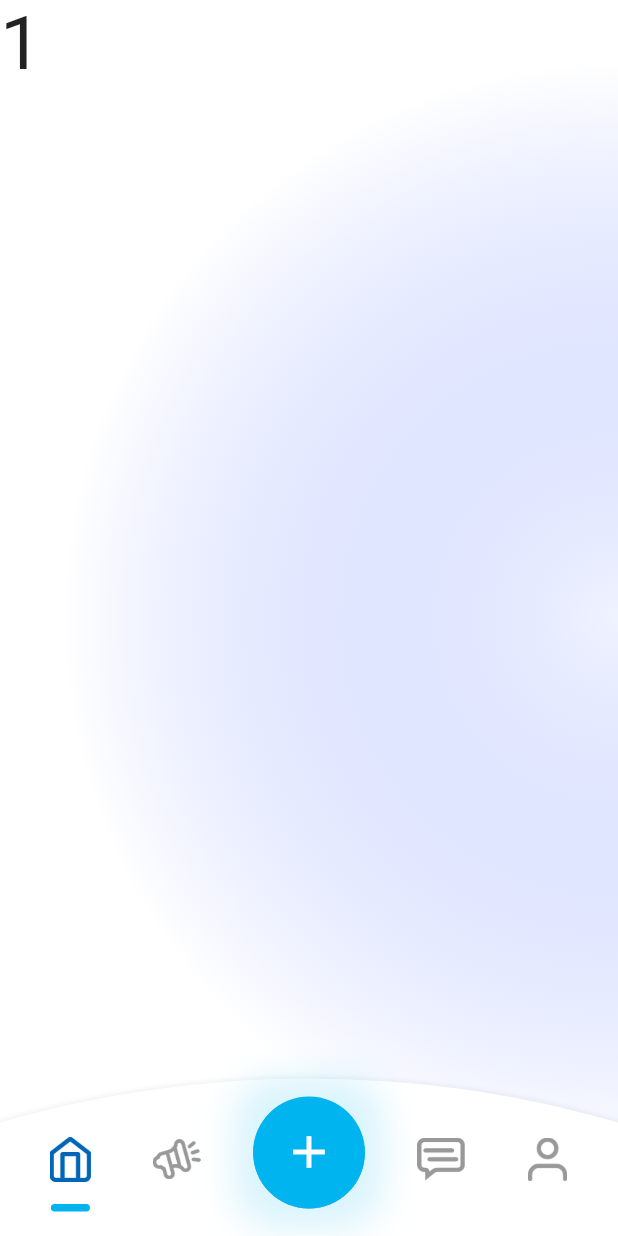
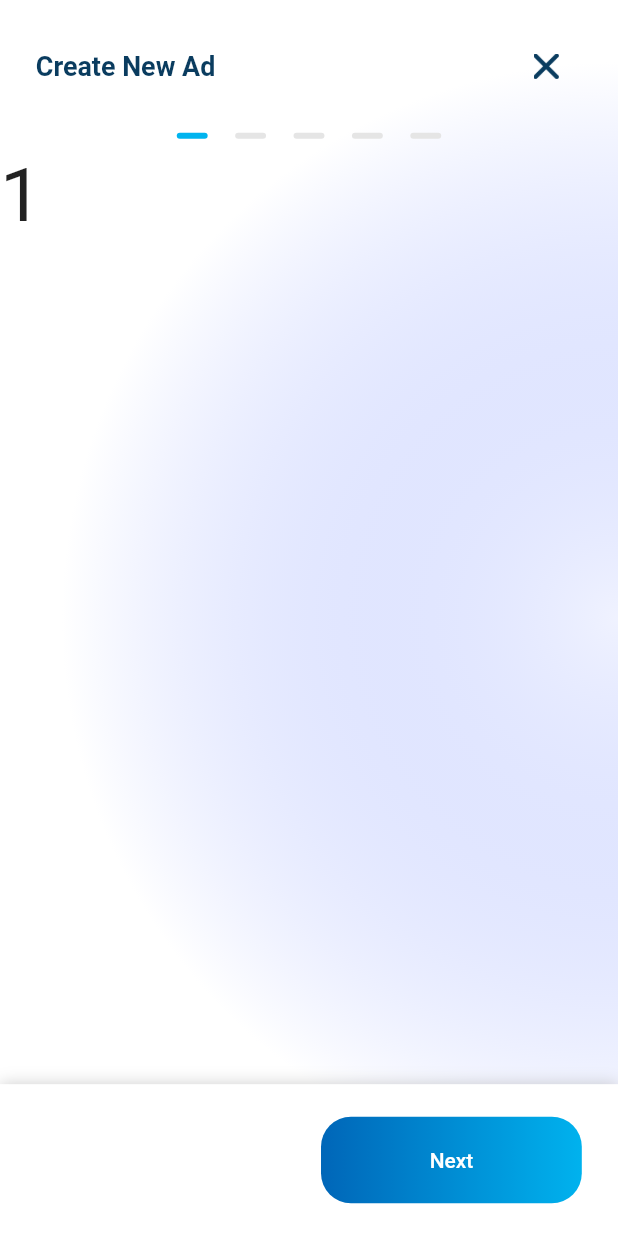
Before and after one commit to fawezz/Wasiet, a Flutter app: the screen it shows after launch, swiped to page 3, on a phone screen of 412 x 824 dp. Run offline on Flutter 3.47's test engine with Material 2 defaults, Android fonts, the phone set to English and light mode, and no system bars; our stand-ins replace flutter_screenutil, get, hexcolor, image_cropper, image_picker.

Commit message:
new Ad stepper navigation

```diff
--- /dev/null
+++ b/lib/Controllers/NewAdController.dart
@@ -0,0 +1,36 @@
+import 'package:get/get.dart';
+import 'package:flutter/material.dart';
+import 'package:hexcolor/hexcolor.dart';
+
+
+class NewAdController extends GetxController with GetSingleTickerProviderStateMixin {
+
+  final stepController = PageController(initialPage: 0);
+  var stepIndex = 0 .obs;
+  final numberOfSteps = 5;
+
+  void nextStepIndex() {
+    //print(stepIndex);
+    if(stepIndex<4){
+      stepIndex.value = stepIndex.value+1;
+      stepController.animateToPage(stepIndex.value, duration: const Duration(milliseconds: 500), curve: Curves.easeInOut);
+    }
+  }
+  void prevStepIndex() {
+    if(stepIndex>0){
+      stepIndex.value = stepIndex.value-1;
+      stepController.animateToPage(stepIndex.value, duration: const Duration(milliseconds: 500), curve: Curves.easeInOut);
+    }
+  }
+
+
+  @override
+  void onInit() {
+    super.onInit();
+  }
+
+  @override
+  void onClose() {
+    super.onClose();
+  }
+}
--- a/lib/Views/HomeNavigationView.dart
+++ b/lib/Views/HomeNavigationView.dart
@@ -6,6 +6,7 @@ import 'package:wasiet/Controllers/HomeNavController.dart';
 import 'dart:ui' as ui;
 import 'package:wasiet/Views/HomeView.dart';
 import 'package:wasiet/Views/MyAdsView.dart';
+import 'package:wasiet/Views/NewAdView.dart';
 import 'package:wasiet/Views/NotificationView.dart';
 import 'package:wasiet/Views/ProfileView.dart';
 import 'package:wasiet/Views/TestScreen1.dart';
@@ -19,7 +20,6 @@ class HomeNavigationView extends StatelessWidget {
   @override
   Widget build(BuildContext context) {
     final HomeNavController _navx = Get.put(HomeNavController());
-    Size size = MediaQuery.of(context).size;
 
     double navIconSize = 40;
     return SafeArea(
@@ -44,7 +44,7 @@ class HomeNavigationView extends StatelessWidget {
               children:  [
                 const HomeView(),
                 const MyAdsView(),
-                const TestScreen1(),
+                NewAdView(),
                 ProfileView(connected: true,),
                 //TestScreen2(),
 
@@ -57,8 +57,8 @@ class HomeNavigationView extends StatelessWidget {
             Positioned(
                 bottom: 0,
                 left: 0,
-                child: Container(
-                  width: size.width,
+                child: SizedBox(
+                  width: Get.width,
                   height: 100.h,
                   child: Stack(
                     children: [
@@ -66,7 +66,7 @@ class HomeNavigationView extends StatelessWidget {
                         bottom: 0,
                         left: 0,
                         child: CustomPaint(
-                          size: Size(size.width, 55.h),
+                          size: Size(Get.width, 55.h),
                           painter: navBarCustomPainter(),
                         ),
                       ),
@@ -100,7 +100,7 @@ class HomeNavigationView extends StatelessWidget {
                       Positioned(
                         bottom: 0,
                         child: SizedBox(
-                          width: size.width,
+                          width: Get.width,
                           height: 80.h,
                           child: Row(
                             mainAxisAlignment: MainAxisAlignment.spaceEvenly,
@@ -158,7 +158,7 @@ class HomeNavigationView extends StatelessWidget {
                                 ],
                               ),
                               Container(
-                                width: size.width * 0.20,
+                                width: Get.width * 0.20,
                               ),
                               Column(
                                 children: [
--- /dev/null
+++ b/lib/Views/NewAdView.dart
@@ -0,0 +1,214 @@
+import 'package:flutter/material.dart';
+import 'package:flutter_screenutil/flutter_screenutil.dart';
+import 'package:get/get.dart';
+import 'package:hexcolor/hexcolor.dart';
+
+import '../Controllers/NewAdController.dart';
+import 'TestScreen1.dart';
+import 'TestScreen2.dart';
+
+class NewAdView extends StatelessWidget {
+  NewAdView({Key? key}) : super(key: key);
+
+  final double steppersHeight = 4.h ;
+  final double steppersWidth = 0.05.sw;
+  @override
+  Widget build(BuildContext context) {
+    final NewAdController newAdController = Get.put(NewAdController());
+
+    return SafeArea(
+        child: Scaffold(
+          resizeToAvoidBottomInset: false,
+          body: Container(
+            height: double.infinity,
+            width: double.infinity,
+            decoration: BoxDecoration(
+              gradient: RadialGradient(
+                colors: [HexColor("#6A83FF").withOpacity(0.1), Colors.white70],
+                center: Alignment.centerRight,
+                radius: 0.9,
+              ),
+              borderRadius: const BorderRadius.only(bottomLeft: Radius.circular(25),bottomRight: Radius.circular(25)),
+            ),
+            child: Stack(
+              children: [
+                Positioned(
+                  top: 100.h,
+                  height: 0.75.sh,
+                  width: 1.sw,
+                  child: PageView(
+                    controller: newAdController.stepController,
+                    physics: const NeverScrollableScrollPhysics(),
+                    children:  const [
+                      TestScreen1(),
+                      TestScreen2(),
+                      TestScreen1(),
+                      TestScreen2(),
+                      TestScreen1(),
+                      //step 4,
+                      //step 5,
+                    ],
+                  ),
+                ),
+                //TOP PART
+                Column(
+                  children: [
+                    Padding(
+                      padding: EdgeInsets.symmetric(horizontal: 24.w, vertical: 20.h),
+                      child: Row(
+                        mainAxisAlignment: MainAxisAlignment.spaceBetween,
+                        children: [
+                          Text(
+                            "Create New Ad",
+                            textAlign: TextAlign.left,
+                            style: TextStyle(
+                              backgroundColor: Colors.white,
+                              color: HexColor("#0A3C5F"),
+                              fontSize: 18.sp,
+                              fontWeight: FontWeight.bold,
+                            ),
+                          ),
+                          IconButton(
+                              onPressed: () {
+                                Get.back();
+                              },
+                              icon: Image.asset(
+                                "assets/icons/x.png",
+                                fit: BoxFit.fill,
+                                scale: 3.5,
+                              )),
+                        ],
+                      ),
+                    ),
+                    Padding(
+                      padding: EdgeInsets.symmetric(horizontal: 100.w),
+                      child: Obx(() => Row(
+                        mainAxisAlignment: MainAxisAlignment.spaceEvenly,
+                        children: [
+                          Container(
+                            width: steppersWidth,
+                            height: steppersHeight,
+                            decoration: BoxDecoration(
+                              color: HexColor("#00B4EF"),
+                              borderRadius: BorderRadius.circular(20),
+                            ),
+                          ),
+                          Container(
+                            width: steppersWidth,
+                            height: steppersHeight,
+                            decoration: BoxDecoration(
+                              color: newAdController.stepIndex>0?HexColor("#00B4EF") : HexColor("#E5E5E5"),
+                              borderRadius: BorderRadius.circular(20),
+                            ),
+                          ),
+                          Container(
+                            width: steppersWidth,
+                            height: steppersHeight,
+                            decoration: BoxDecoration(
+                              color: newAdController.stepIndex>1?HexColor("#00B4EF") : HexColor("#E5E5E5"),
+                              borderRadius: BorderRadius.circular(20),
+                            ),
+                          ),
+                          Container(
+                            width: steppersWidth,
+                            height: steppersHeight,
+                            decoration: BoxDecoration(
+                              color: newAdController.stepIndex>2?HexColor("#00B4EF") : HexColor("#E5E5E5"),
+                              borderRadius: BorderRadius.circular(20),
+                            ),
+                          ),
+                          Container(
+                            width: steppersWidth,
+                            height: steppersHeight,
+                            decoration: BoxDecoration(
+                              color: newAdController.stepIndex>3?HexColor("#00B4EF") : HexColor("#E5E5E5"),
+                              borderRadius: BorderRadius.circular(20),
+                            ),
+                          ),
+                        ],
+                      ),
+                      )
+                    )
+                  ],
+                ),
+                //NAVBAR
+                Positioned(
+                    bottom: 0,
+                    left: 0,
+                    child: Container(
+                      width: Get.width,
+                      height: 100.h,
+                      padding: EdgeInsets.symmetric(horizontal: 24.h),
+                      decoration: BoxDecoration(
+                        color: Colors.white,
+                        boxShadow: [
+                          BoxShadow(
+                            color: Colors.grey.withOpacity(0.5),
+                            blurRadius:8.0.h,
+                          ),
+                        ],
+                      ),
+                      child: Obx(() => Row(
+                        children: [
+                          newAdController.stepIndex.value != 0 ?
+                          SizedBox(
+                            width: Get.width *0.422,
+                            height: Get.height* 0.07,
+                            child: ElevatedButton(
+                                onPressed: () => newAdController.prevStepIndex(),
+                                style: ButtonStyle(
+                                  backgroundColor: MaterialStateProperty.all<Color>(Colors.white),
+                                  shape: MaterialStateProperty
+                                      .all(RoundedRectangleBorder(side: BorderSide(width: 2, color: HexColor("#0A3C5F")),
+                                      borderRadius: BorderRadius.circular(16))),
+                                ),
+                                child: Text("Previous",
+                                  style: TextStyle(
+                                    color: HexColor("#0A3C5F"),
+                                    fontSize: 14.sp,
+                                    fontWeight: FontWeight.bold,
+                                  ),)),
+                          ):
+                          SizedBox(
+                            width: Get.width *0.422,
+                            height: Get.height* 0.07
+                          ),
+                          16.w.horizontalSpace,
+                          Container(
+                            width: Get.width * 0.422,
+                            height: Get.height * 0.07,
+                            decoration: BoxDecoration(
+                              borderRadius: BorderRadius.circular(20),
+                              gradient: LinearGradient(
+                                begin: Alignment.centerLeft,
+                                end: Alignment.centerRight,
+                                colors: newAdController.stepIndex.value != newAdController.numberOfSteps - 1?
+                                [HexColor("#0066B8"), HexColor("#00B2EE"),]:
+                                [HexColor("#9E9E9E"), HexColor("#D2D2D2"),]
+                              ),
+                            ),
+                            child: MaterialButton(
+                              materialTapTargetSize: MaterialTapTargetSize.shrinkWrap,
+                              shape: const StadiumBorder(),
+                              onPressed: newAdController.stepIndex.value == newAdController.numberOfSteps - 1?
+                              null:() => newAdController.nextStepIndex(),
+                              child: Text(
+                                'Next',
+                                style: TextStyle(color: Colors.white, fontSize: 14.sp),
+                              ),
+                            ),
+                          ),
+
+
+
+                        ],
+                      )
+                      ),
+                    )
+                ),
+              ],
+            ),
+          ),
+        ));
+  }
+}
--- a/lib/Views/ProfileView.dart
+++ b/lib/Views/ProfileView.dart
@@ -128,7 +128,7 @@ class ProfileView extends StatelessWidget {
                 ),
                 (Get.height*0.01).verticalSpace,
                 ProfileOption(text: "Edit my information", namedView: "/editInfo"),
-                ProfileOption(text: "Complaints follow up", namedView: "/myReports"),
+                ProfileOption(text: "Complaints follow up", namedView: "/myComplaints"),
                 ProfileOption(text: "My ads", namedView: "/myAds"),
                 ProfileOption(text: "Auction Participations", namedView: "/AuctionParticipation"),
                 ProfileOption(text: "Favorites", namedView: "/favorites"),
--- a/lib/main.dart
+++ b/lib/main.dart
@@ -3,14 +3,15 @@ import 'package:flutter_screenutil/flutter_screenutil.dart';
 import 'package:get/get.dart';
 import 'package:wasiet/Controllers/MyAdsController.dart';
 import 'package:wasiet/Views/MyAdsView.dart';
-import 'package:wasiet/Views/MyReportsView.dart';
+import 'package:wasiet/Views/MyComplaintsView.dart';
 import 'package:wasiet/Views/NotificationView.dart';
 import 'package:wasiet/Views/ProfileView.dart';
 import 'package:wasiet/Views/ReportPersonView.dart';
 import 'package:wasiet/Views/SellerProfileView.dart';
 
 import 'Views/HomeNavigationView.dart';
-import 'Views/ReportDetailsView.dart';
+import 'Views/ComplaintDetailsView.dart';
+import 'Views/NewAdView.dart';
 
 void main() {
   runApp(const MyApp());
@@ -32,7 +33,7 @@ class MyApp extends StatelessWidget {
           scaffoldBackgroundColor: Colors.white,
           canvasColor: Colors.transparent
           ),
-          home: const HomeNavigationView(),
+          home: NewAdView(),
           getPages: [
             GetPage(name: '/home', page: () => const HomeNavigationView()),
             GetPage(name: '/myAds', page: () => const MyAdsView()),
@@ -40,8 +41,9 @@ class MyApp extends StatelessWidget {
             GetPage(name: '/notification', page: () => const NotificationView()),
             GetPage(name: '/profile', page: () => ProfileView()),
             GetPage(name: '/reportPerson', page: () => const ReportPersonView()),
-            GetPage(name: '/myReports', page: () => const MyReportsView()),
-            GetPage(name: '/reportDetails', page: () => const ReportDetailsView()),
+            GetPage(name: '/myComplaints', page: () => const MyComplaintsView()),
+            GetPage(name: '/complaintDetails', page: () => const ComplaintDetailsView()),
+            GetPage(name: '/newAd', page: () => NewAdView()),
 
           ],
         );
--- /dev/null
+++ b/lib/models/ComplaintModel.dart
@@ -0,0 +1,3 @@
+class ComplaintModel {
+
+}
```
Also changed, not shown: assets/icons/x.png (added).
